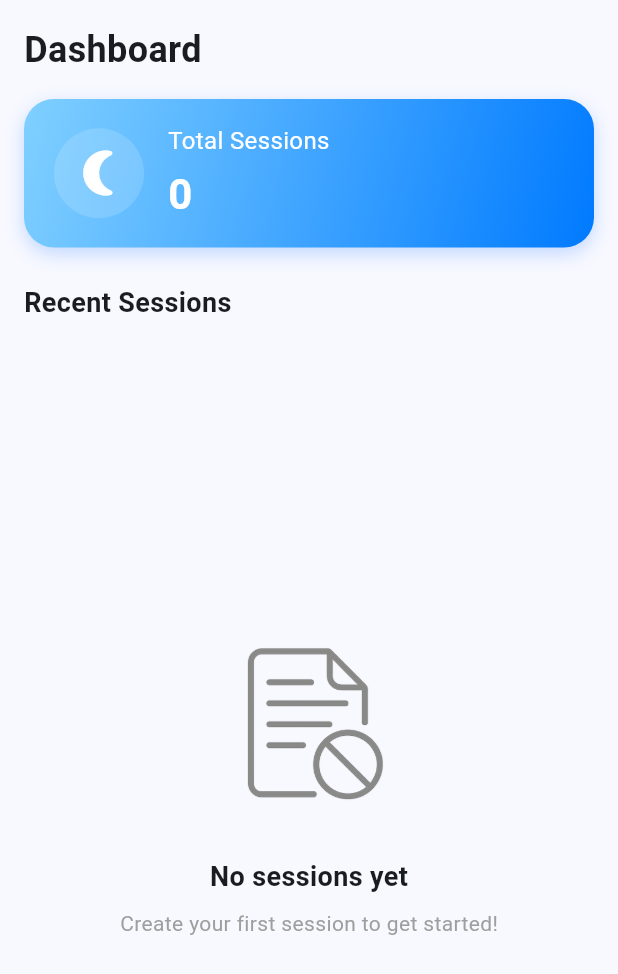
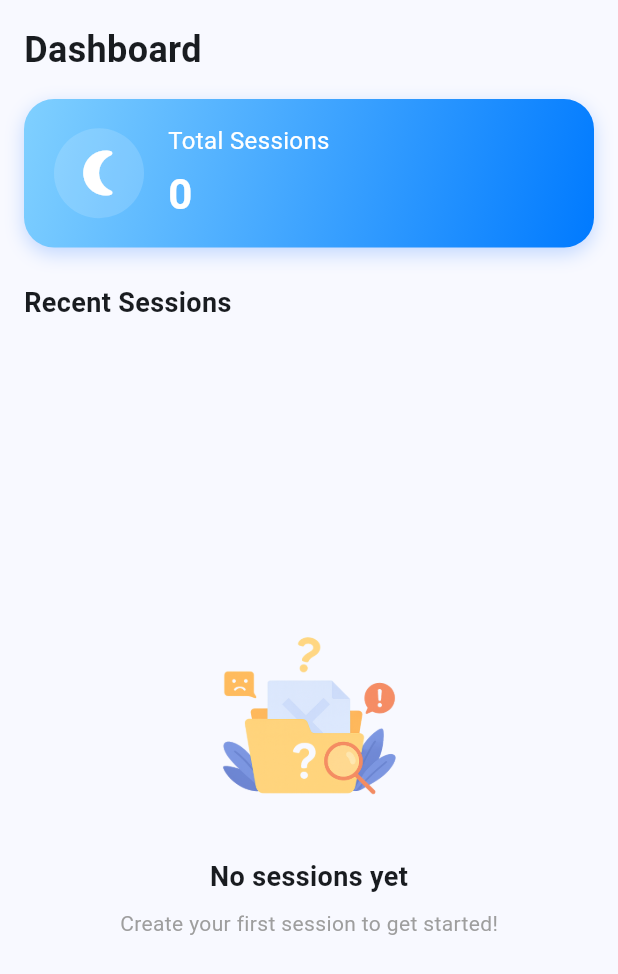
Before and after one commit to shadeq2022/snorify_app, a Flutter app: the DashboardScreen screen opened by its route, on a phone screen of 412 x 824 dp. Shown: the top 974 px of the screen. Run offline on Flutter 3.47's test engine with Material 3 defaults, Android fonts, the phone set to English and light mode, and no system bars; our stand-ins replace fl_chart, flutter_blue_plus, flutter_svg, pdf, permission_handler, printing and 3 more; accounts and stored records are empty.

Commit message:
Stabilization feature implementation

```diff
--- a/lib/ui/screens/dashboard_screen.dart
+++ b/lib/ui/screens/dashboard_screen.dart
@@ -58,7 +58,7 @@ class _DashboardScreenState extends State<DashboardScreen> {
                                   mainAxisAlignment: MainAxisAlignment.center,
                                   children: [
                                     Image.asset(
-                                      'assets/images/no_data.png',
+                                      'assets/images/no_data1.png',
                                       width: 150,
                                       height: 150,
                                     ),
```
